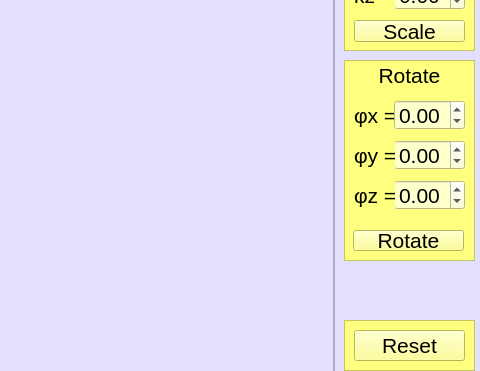
Above: lab_01/ui/mainwindow.ui from archeoss/bmstu-oop-4th-sem before the change; both pictures show x 886 to 1366 and y 309 to 680 of the 1366 by 768 pixel window. Below: the same form after it.
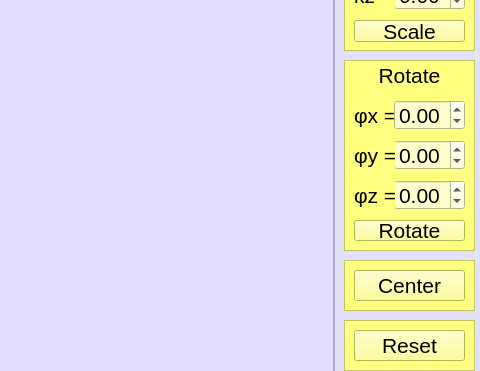
That is the form after the change.

Commit message: center option + fix figure destoy + small fixes

Diff of the .ui file:
```diff
--- a/lab_01/ui/mainwindow.ui
+++ b/lab_01/ui/mainwindow.ui
@@ -245,7 +245,7 @@
       <x>1230</x>
       <y>350</y>
       <width>131</width>
-      <height>201</height>
+      <height>191</height>
      </rect>
     </property>
     <property name="styleSheet">
@@ -416,8 +416,8 @@
     <widget class="QPushButton" name="rotateButton">
      <property name="geometry">
       <rect>
-       <x>9</x>
-       <y>170</y>
+       <x>10</x>
+       <y>160</y>
        <width>111</width>
        <height>21</height>
       </rect>
@@ -699,6 +699,43 @@
      </property>
     </widget>
    </widget>
+   <widget class="QFrame" name="frame_7">
+    <property name="geometry">
+     <rect>
+      <x>1230</x>
+      <y>550</y>
+      <width>131</width>
+      <height>51</height>
+     </rect>
+    </property>
+    <property name="styleSheet">
+     <string notr="true">background-color: rgb(255, 255, 127);</string>
+    </property>
+    <property name="frameShape">
+     <enum>QFrame::StyledPanel</enum>
+    </property>
+    <property name="frameShadow">
+     <enum>QFrame::Raised</enum>
+    </property>
+    <widget class="QPushButton" name="centerButton">
+     <property name="geometry">
+      <rect>
+       <x>10</x>
+       <y>10</y>
+       <width>111</width>
+       <height>31</height>
+      </rect>
+     </property>
+     <property name="font">
+      <font>
+       <pointsize>16</pointsize>
+      </font>
+     </property>
+     <property name="text">
+      <string>Center</string>
+     </property>
+    </widget>
+   </widget>
   </widget>
   <widget class="QMenuBar" name="menubar">
    <property name="geometry">
```
The commit also changes 16 other files.
